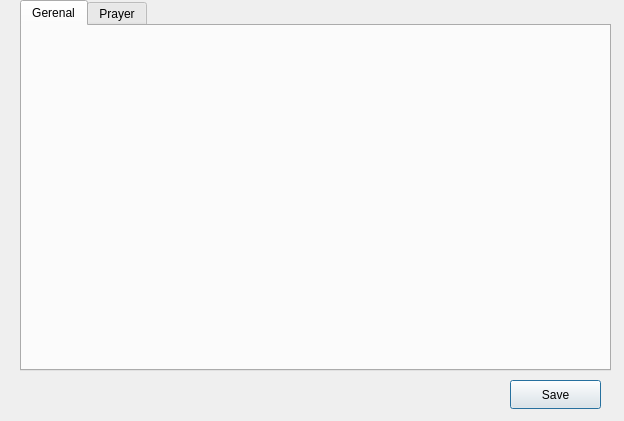
Old version of the form settings.ui in the repository aquibrash87/E-WorshipPlace.
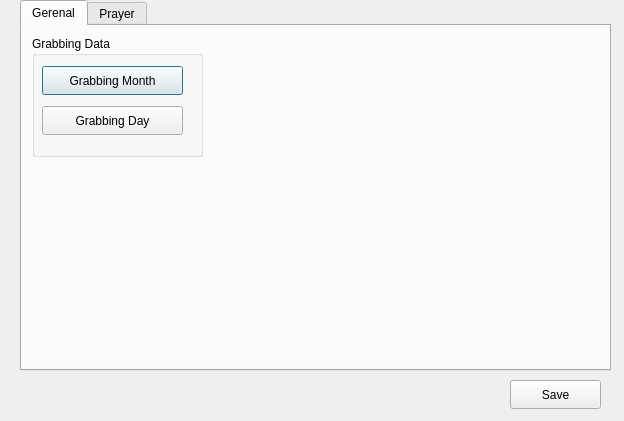
New version of the form. The open tabs and pages were chosen to show the change.

```diff
--- a/settings.ui
+++ b/settings.ui
@@ -29,6 +29,45 @@
     <attribute name="title">
      <string>Gerenal</string>
     </attribute>
+    <widget class="QGroupBox" name="Grabbing_GBox">
+     <property name="geometry">
+      <rect>
+       <x>10</x>
+       <y>10</y>
+       <width>171</width>
+       <height>121</height>
+      </rect>
+     </property>
+     <property name="title">
+      <string>Grabbing Data</string>
+     </property>
+     <widget class="QPushButton" name="Grabbing_PButton">
+      <property name="geometry">
+       <rect>
+        <x>10</x>
+        <y>30</y>
+        <width>141</width>
+        <height>29</height>
+       </rect>
+      </property>
+      <property name="text">
+       <string>Grabbing Month</string>
+      </property>
+     </widget>
+     <widget class="QPushButton" name="Grabbing_Day_PButton">
+      <property name="geometry">
+       <rect>
+        <x>10</x>
+        <y>70</y>
+        <width>141</width>
+        <height>29</height>
+       </rect>
+      </property>
+      <property name="text">
+       <string>Grabbing Day</string>
+      </property>
+     </widget>
+    </widget>
    </widget>
    <widget class="QWidget" name="tab_2">
     <attribute name="title">
```
Left out of the diff: 2 changed lines with no effect on the pictures.
